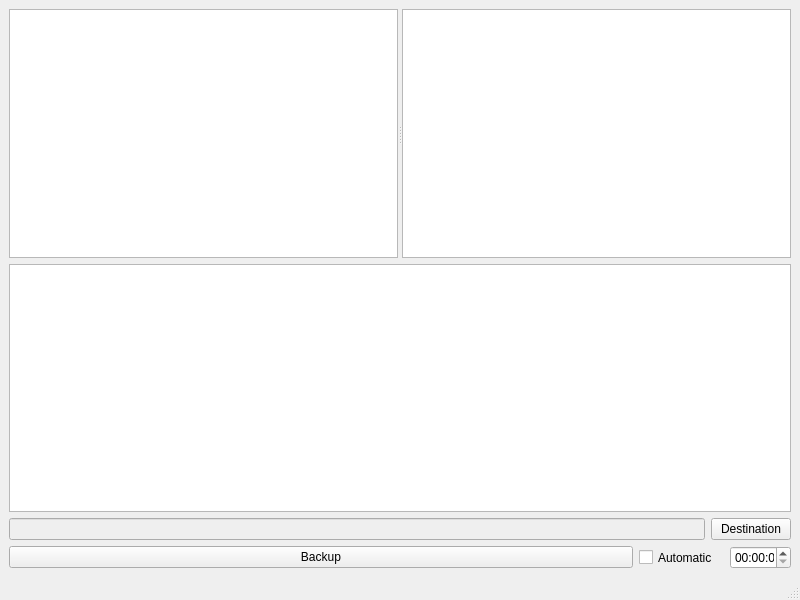
Before: the Qt Designer form src/mainwindow.ui in bgallois/noname, drawn with Qt 5.
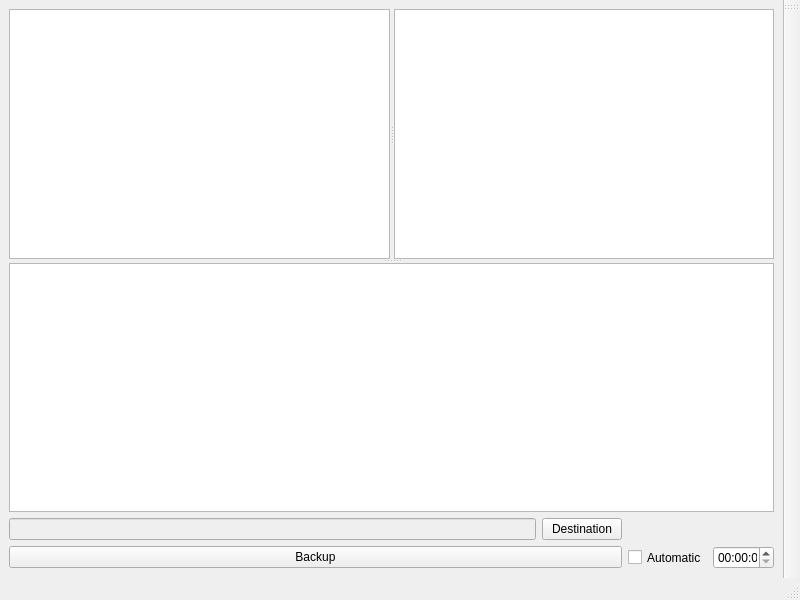
After: the same form once the commit is applied.

Commit message: [add] add tool bar

```diff
--- a/src/mainwindow.ui
+++ b/src/mainwindow.ui
@@ -15,14 +15,56 @@
   </property>
   <widget class="QWidget" name="centralwidget">
    <layout class="QGridLayout" name="gridLayout">
+    <item row="1" column="0">
+     <layout class="QHBoxLayout" name="horizontalLayout">
+      <item>
+       <widget class="QLineEdit" name="ui_destDisp">
+        <property name="enabled">
+         <bool>false</bool>
+        </property>
+       </widget>
+      </item>
+      <item>
+       <widget class="QPushButton" name="ui_destBut">
+        <property name="text">
+         <string>Destination</string>
+        </property>
+       </widget>
+      </item>
+     </layout>
+    </item>
+    <item row="2" column="0">
+     <widget class="QPushButton" name="ui_backupBut">
+      <property name="text">
+       <string>Backup</string>
+      </property>
+     </widget>
+    </item>
+    <item row="2" column="1">
+     <widget class="QCheckBox" name="ui_isAuto">
+      <property name="maximumSize">
+       <size>
+        <width>85</width>
+        <height>21</height>
+       </size>
+      </property>
+      <property name="text">
+       <string>Automatic</string>
+      </property>
+     </widget>
+    </item>
+    <item row="2" column="2">
+     <widget class="QTimeEdit" name="ui_time">
+      <property name="maximumSize">
+       <size>
+        <width>61</width>
+        <height>24</height>
+       </size>
+      </property>
+     </widget>
+    </item>
     <item row="0" column="0" colspan="3">
      <widget class="QSplitter" name="ui_verticalSplit">
-      <property name="sizePolicy">
-       <sizepolicy hsizetype="Preferred" vsizetype="Expanding">
-        <horstretch>0</horstretch>
-        <verstretch>0</verstretch>
-       </sizepolicy>
-      </property>
       <property name="orientation">
        <enum>Qt::Vertical</enum>
       </property>
@@ -80,57 +122,7 @@
         </attribute>
        </widget>
       </widget>
-     </widget>
-    </item>
-    <item row="1" column="0" colspan="3">
-     <widget class="QTextEdit" name="ui_log"/>
-    </item>
-    <item row="2" column="0" colspan="3">
-     <layout class="QHBoxLayout" name="horizontalLayout">
-      <item>
-       <widget class="QLineEdit" name="ui_destDisp">
-        <property name="enabled">
-         <bool>false</bool>
-        </property>
-       </widget>
-      </item>
-      <item>
-       <widget class="QPushButton" name="ui_destBut">
-        <property name="text">
-         <string>Destination</string>
-        </property>
-       </widget>
-      </item>
-     </layout>
-    </item>
-    <item row="3" column="0">
-     <widget class="QPushButton" name="ui_backupBut">
-      <property name="text">
-       <string>Backup</string>
-      </property>
-     </widget>
-    </item>
-    <item row="3" column="1">
-     <widget class="QCheckBox" name="ui_isAuto">
-      <property name="maximumSize">
-       <size>
-        <width>85</width>
-        <height>21</height>
-       </size>
-      </property>
-      <property name="text">
-       <string>Automatic</string>
-      </property>
-     </widget>
-    </item>
-    <item row="3" column="2">
-     <widget class="QTimeEdit" name="ui_time">
-      <property name="maximumSize">
-       <size>
-        <width>61</width>
-        <height>24</height>
-       </size>
-      </property>
+      <widget class="QTextEdit" name="ui_log"/>
      </widget>
     </item>
    </layout>
@@ -146,6 +138,29 @@
    </property>
   </widget>
   <widget class="QStatusBar" name="statusbar"/>
+  <widget class="QToolBar" name="toolBar">
+   <property name="windowTitle">
+    <string>toolBar</string>
+   </property>
+   <property name="movable">
+    <bool>true</bool>
+   </property>
+   <property name="allowedAreas">
+    <set>Qt::LeftToolBarArea|Qt::RightToolBarArea</set>
+   </property>
+   <property name="orientation">
+    <enum>Qt::Vertical</enum>
+   </property>
+   <property name="floatable">
+    <bool>false</bool>
+   </property>
+   <attribute name="toolBarArea">
+    <enum>RightToolBarArea</enum>
+   </attribute>
+   <attribute name="toolBarBreak">
+    <bool>false</bool>
+   </attribute>
+  </widget>
  </widget>
  <resources/>
  <connections/>
```
The commit also changes 6 other files.
